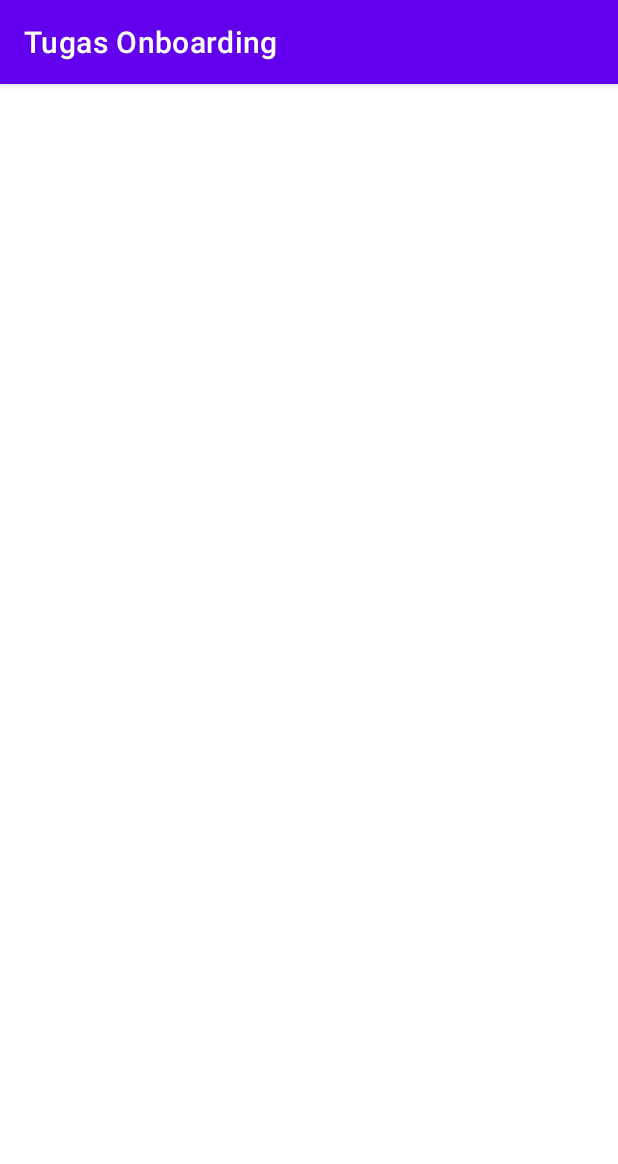
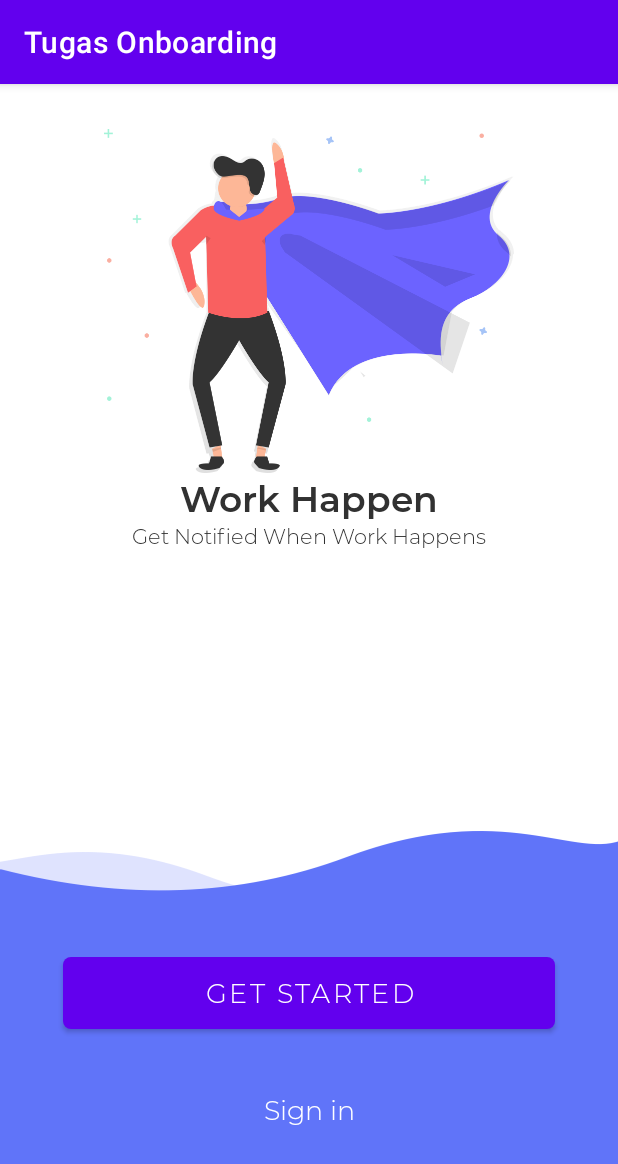
Before and after one commit to mrrezkii/Android-Kotlin-TugasDTS-Onboarding, an Android app: the WelcomeSlideSuperHeroActivity screen opened directly, with no data from a screen before it, on a phone screen of 412 x 824 dp. Shown: the top 1164 px of the screen. Run offline under Robolectric (Android 15) with nearby library versions, the phone set to English and light mode, and no system bars.

Commit message:
Add welcome slide super hero page

```diff
--- /dev/null
+++ b/app/src/main/res/layout/activity_welcome_slide_super_hero.xml
@@ -0,0 +1,83 @@
+<?xml version="1.0" encoding="utf-8"?>
+<androidx.constraintlayout.widget.ConstraintLayout xmlns:android="http://schemas.android.com/apk/res/android"
+    xmlns:app="http://schemas.android.com/apk/res-auto"
+    xmlns:tools="http://schemas.android.com/tools"
+    android:layout_width="match_parent"
+    android:layout_height="match_parent"
+    tools:context=".WelcomeSlideSuperHeroActivity">
+
+    <ImageView
+        android:id="@+id/slide_dua"
+        android:layout_width="wrap_content"
+        android:layout_height="wrap_content"
+        android:layout_marginStart="8dp"
+        android:layout_marginTop="30dp"
+        android:layout_marginEnd="8dp"
+        android:src="@drawable/ic_superhero"
+        app:layout_constraintEnd_toEndOf="parent"
+        app:layout_constraintStart_toStartOf="parent"
+        app:layout_constraintTop_toTopOf="parent" />
+
+    <TextView
+        android:id="@+id/welcome_text"
+        android:layout_width="wrap_content"
+        android:layout_height="wrap_content"
+        android:fontFamily="@font/montserrat_semi_bold"
+        android:text="Work Happen"
+        android:textColor="#313131"
+        android:textSize="24sp"
+        app:layout_constraintLeft_toLeftOf="parent"
+        app:layout_constraintRight_toRightOf="parent"
+        app:layout_constraintTop_toBottomOf="@+id/slide_dua" />
+
+    <TextView
+        android:id="@+id/sub_welcome"
+        android:layout_width="wrap_content"
+        android:layout_height="wrap_content"
+        android:fontFamily="@font/montserrat_light"
+        android:text="Get Notified When Work Happens"
+        android:textColor="#313131"
+        app:layout_constraintLeft_toLeftOf="parent"
+        app:layout_constraintRight_toRightOf="parent"
+        app:layout_constraintTop_toBottomOf="@id/welcome_text" />
+
+    <ImageView
+        android:id="@+id/background_dua"
+        android:layout_width="match_parent"
+        android:layout_height="wrap_content"
+        android:scaleType="fitXY"
+        android:src="@drawable/bg_blue"
+        app:layout_constraintBottom_toBottomOf="parent"
+        app:layout_constraintLeft_toLeftOf="parent"
+        app:layout_constraintLeft_toRightOf="parent" />
+
+    <Button
+        android:id="@+id/btn_get_started"
+        android:layout_width="match_parent"
+        android:layout_height="wrap_content"
+        android:layout_marginLeft="42dp"
+        android:layout_marginRight="42dp"
+        android:layout_marginBottom="42dp"
+        android:background="@drawable/button_white"
+        android:fontFamily="@font/montserrat_light"
+        android:text="@string/get_started"
+        android:textSize="18sp"
+        app:layout_constraintBottom_toTopOf="@id/login_text"
+        app:layout_constraintLeft_toLeftOf="parent"
+        app:layout_constraintRight_toRightOf="parent" />
+
+    <TextView
+        android:id="@+id/login_text"
+        android:layout_width="wrap_content"
+        android:layout_height="wrap_content"
+        android:layout_marginBottom="72dp"
+        android:fontFamily="@font/montserrat_light"
+        android:text="@string/log_in"
+        android:textColor="#FFFFFF"
+        android:textSize="18sp"
+        app:layout_constraintBottom_toBottomOf="parent"
+        app:layout_constraintLeft_toLeftOf="parent"
+        app:layout_constraintRight_toRightOf="parent" />
+
+
+</androidx.constraintlayout.widget.ConstraintLayout>
--- a/app/src/main/res/values/strings.xml
+++ b/app/src/main/res/values/strings.xml
@@ -11,4 +11,6 @@
     <string name="reset_code">Reset code</string>
     <string name="send_request">Send request</string>
     <string name="username">Username</string>
+    <string name="log_in">Sign in</string>
+    <string name="get_started">Get started</string>
 </resources>
```
